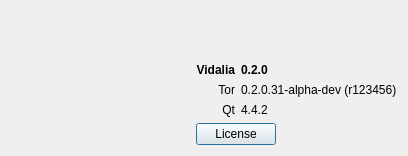
First picture: the form in src/vidalia/about/aboutdialog.ui, repository a-ilin/vidalia, before the edit.
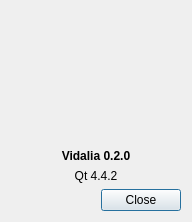
Second picture: the form after the edit. Icons and pictures are not drawn.

Commit message:
Add a "Close" button to the About dialog since that seems to be a common request. Also reorganize it a bit, remove the Tor version since you can get that in the message log whenever you start Tor and it makes the dialog look wonky, and move the buttons into a QDialogButtonBox so we can get platform-appropriate button ordering and button pixmaps.
svn:r3498

What changed in the file:
```diff
--- a/src/vidalia/about/aboutdialog.ui
+++ b/src/vidalia/about/aboutdialog.ui
@@ -8,8 +8,8 @@
    <rect>
     <x>0</x>
     <y>0</y>
-    <width>408</width>
-    <height>156</height>
+    <width>192</width>
+    <height>220</height>
    </rect>
   </property>
   <property name="sizePolicy" >
@@ -30,8 +30,8 @@
   <property name="modal" >
    <bool>false</bool>
   </property>
-  <layout class="QGridLayout" name="gridLayout_2" >
-   <item row="0" column="0" >
+  <layout class="QVBoxLayout" name="verticalLayout" >
+   <item>
     <widget class="QLabel" name="lblVidaliaLogo" >
      <property name="minimumSize" >
       <size>
@@ -50,25 +50,7 @@
      </property>
     </widget>
    </item>
-   <item row="0" column="1" >
-    <layout class="QGridLayout" name="gridLayout" >
-     <item row="1" column="0" >
-      <widget class="QLabel" name="lblVidalia" >
-       <property name="font" >
-        <font>
-         <weight>75</weight>
-         <bold>true</bold>
-        </font>
-       </property>
-       <property name="text" >
-        <string>Vidalia</string>
-       </property>
-       <property name="alignment" >
-        <set>Qt::AlignRight|Qt::AlignTrailing|Qt::AlignVCenter</set>
-       </property>
-      </widget>
-     </item>
-     <item row="1" column="1" >
+   <item>
       <widget class="QLabel" name="lblVidaliaVersion" >
        <property name="font" >
         <font>
@@ -78,49 +60,14 @@
         </font>
        </property>
        <property name="text" >
-        <string>0.2.0</string>
-       </property>
-      </widget>
-     </item>
-     <item row="2" column="0" >
-      <widget class="QLabel" name="lblTor" >
-       <property name="text" >
-        <string>Tor</string>
-       </property>
-       <property name="textFormat" >
-        <enum>Qt::PlainText</enum>
-       </property>
+      <string>Vidalia 0.2.0</string>
+     </property>
        <property name="alignment" >
-        <set>Qt::AlignRight|Qt::AlignTrailing|Qt::AlignVCenter</set>
+      <set>Qt::AlignCenter</set>
        </property>
       </widget>
      </item>
-     <item row="2" column="1" >
-      <widget class="QLabel" name="lblTorVersion" >
-       <property name="font" >
-        <font>
-         <italic>false</italic>
-        </font>
-       </property>
-       <property name="text" >
-        <string>0.2.0.31-alpha-dev (r123456)</string>
-       </property>
-      </widget>
-     </item>
-     <item row="3" column="0" >
-      <widget class="QLabel" name="lblQt" >
-       <property name="text" >
-        <string>Qt</string>
-       </property>
-       <property name="textFormat" >
-        <enum>Qt::PlainText</enum>
-       </property>
-       <property name="alignment" >
-        <set>Qt::AlignRight|Qt::AlignTrailing|Qt::AlignVCenter</set>
-       </property>
-      </widget>
-     </item>
-     <item row="3" column="1" >
+   <item>
       <widget class="QLabel" name="lblQtVersion" >
        <property name="font" >
         <font>
@@ -128,48 +75,19 @@
         </font>
        </property>
        <property name="text" >
-        <string>4.4.2</string>
-       </property>
-      </widget>
-     </item>
-     <item row="4" column="0" colspan="2" >
-      <layout class="QHBoxLayout" name="horizontalLayout" >
-       <item>
-        <widget class="QPushButton" name="btnShowLicense" >
-         <property name="text" >
-          <string>License</string>
+      <string>Qt 4.4.2</string>
+     </property>
+     <property name="alignment" >
+      <set>Qt::AlignCenter</set>
          </property>
         </widget>
        </item>
        <item>
-        <spacer name="horizontalSpacer" >
-         <property name="orientation" >
-          <enum>Qt::Horizontal</enum>
-         </property>
-         <property name="sizeHint" stdset="0" >
-          <size>
-           <width>40</width>
-           <height>20</height>
-          </size>
-         </property>
-        </spacer>
-       </item>
-      </layout>
-     </item>
-     <item row="0" column="0" >
-      <spacer name="verticalSpacer" >
-       <property name="orientation" >
-        <enum>Qt::Vertical</enum>
-       </property>
-       <property name="sizeHint" stdset="0" >
-        <size>
-         <width>20</width>
-         <height>5</height>
-        </size>
-       </property>
-      </spacer>
-     </item>
-    </layout>
+    <widget class="QDialogButtonBox" name="buttonBox" >
+     <property name="standardButtons" >
+      <set>QDialogButtonBox::Close</set>
+     </property>
+    </widget>
    </item>
   </layout>
  </widget>
```
Lines whose indentation alone changed are shown as unchanged. The commit also changes 2 other files.
